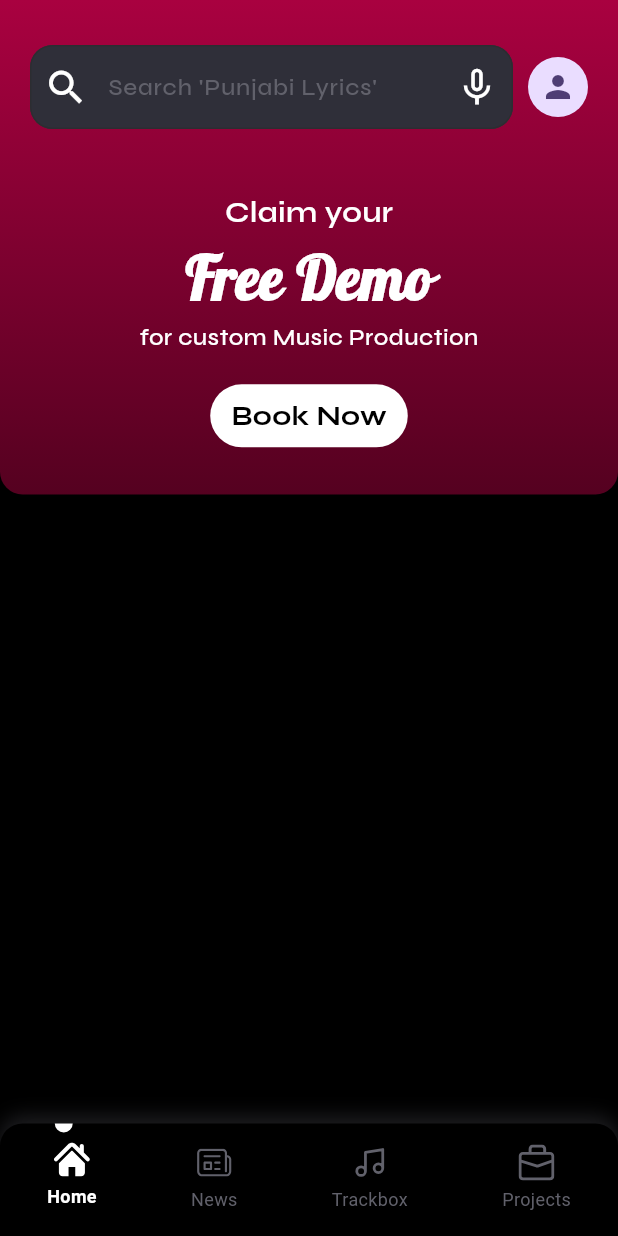
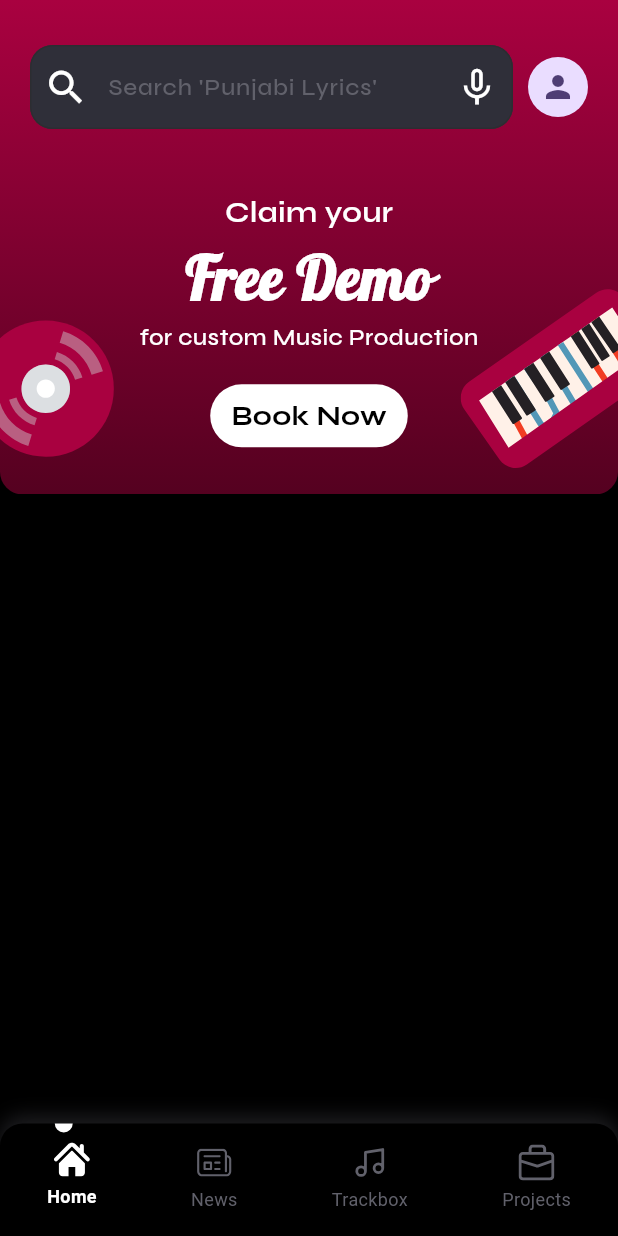
Before and after one commit to Naman2004singh/Music-app, a Flutter app: the screen it shows after launch, on a phone screen of 412 x 824 dp. Run offline on Flutter 3.47's test engine with Material 3 defaults, Android fonts, the phone set to English and light mode, and no system bars; our stand-ins replace another_flushbar, firebase_core, flutter_riverpod, flutter_svg; accounts and stored records are empty.

Commit message:
Refactor StaticContainer to use Stack for improved layout; add CircleAvatar for user profile and adjust text field positioning.

```diff
--- a/lib/view/home/widgets/static_container.dart
+++ b/lib/view/home/widgets/static_container.dart
@@ -1,4 +1,5 @@
 import 'package:flutter/material.dart';
+import 'package:flutter_svg/flutter_svg.dart';
 import 'package:music_app/utils/app_colors.dart';
 import 'package:music_app/utils/app_constants.dart';
 import 'package:music_app/utils/app_strings.dart';
@@ -11,9 +12,12 @@ class StaticContainer extends StatelessWidget {
 
   @override
   Widget build(BuildContext context) {
-    return Container(
+    return Stack(
+      children: [
+        Container(
           padding: const EdgeInsets.symmetric(
-          horizontal: AppConstants.mainPadding, vertical: AppConstants.size30),
+              horizontal: AppConstants.mainPadding,
+              vertical: AppConstants.size30),
           height: AppConstants.screenHeight(context) * 0.4,
           decoration: const BoxDecoration(
             gradient: AppColors.homeGradient,
@@ -61,6 +65,22 @@ class StaticContainer extends StatelessWidget {
               const BookNowButton()
             ],
           ),
+        ),
+        Positioned(
+          bottom: 10.0,
+          left: -30.0,
+          child: SvgPicture.asset(
+            "assets/images/musicPlayer.svg",
+          ),
+        ),
+        Positioned(
+          bottom: 10.0,
+          right: -30.0,
+          child: SvgPicture.asset(
+            "assets/images/musicKeyboard.svg",
+          ),
+        ),
+      ],
     );
   }
 }
```
Lines whose indentation alone changed are shown as unchanged.
